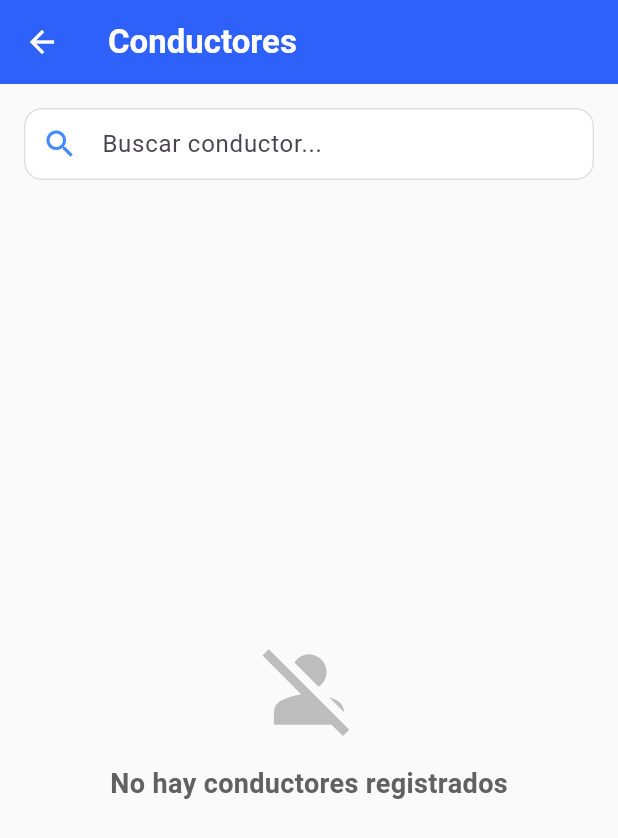
After one commit to L-S16/OPTIRUTAFINAL, a Flutter app: the AdminDashboardScreen screen opened directly, after a tap on an icon or button, on a phone screen of 412 x 824 dp. The commit adds this screen. Shown: the top 838 px of the screen. Run offline on Flutter 3.47's test engine with Material 3 defaults, Android fonts, the phone set to English and light mode, and no system bars; our stand-ins replace cloud_firestore, firebase_auth, firebase_core, geolocator, google_maps_flutter, signature; missing offline and left inert: flutter_polyline_points; accounts and stored records are empty.

Commit message:
feat(HUA-05): implementar listado de conductores y su estado

```diff
--- a/lib/screens/admin/admin_dashboard.dart
+++ b/lib/screens/admin/admin_dashboard.dart
@@ -1,8 +1,9 @@
 import 'package:flutter/material.dart';
+import 'package:cloud_firestore/cloud_firestore.dart';
 import 'login_admin_screen.dart';
-
 import 'rutas_screen.dart';
 import 'usuarios_screen.dart';
+import 'conductores_screen.dart';
 
 class AdminDashboardScreen extends StatelessWidget {
   const AdminDashboardScreen({super.key});
@@ -39,10 +40,24 @@ class AdminDashboardScreen extends StatelessWidget {
               valor: '15',
               icono: Icons.inventory,
             ),
-            const DashboardCard(
-              titulo: 'Conductores',
-              valor: '6',
-              icono: Icons.person,
+            StreamBuilder<QuerySnapshot>(
+              stream: FirebaseFirestore.instance.collection('conductores').snapshots(),
+              builder: (context, snapshot) {
+                final valor = snapshot.hasData ? snapshot.data!.docs.length.toString() : '...';
+                return DashboardCard(
+                  titulo: 'Conductores',
+                  valor: valor,
+                  icono: Icons.person,
+                  onTap: () {
+                    Navigator.push(
+                      context,
+                      MaterialPageRoute(
+                        builder: (context) => const ConductoresScreen(),
+                      ),
+                    );
+                  },
+                );
+              },
             ),
             DashboardCard(
               titulo: 'Rutas',
--- /dev/null
+++ b/lib/screens/admin/conductores_screen.dart
@@ -0,0 +1,245 @@
+import 'package:flutter/material.dart';
+import 'package:cloud_firestore/cloud_firestore.dart';
+
+class ConductoresScreen extends StatefulWidget {
+  const ConductoresScreen({super.key});
+
+  @override
+  State<ConductoresScreen> createState() => _ConductoresScreenState();
+}
+
+class _ConductoresScreenState extends State<ConductoresScreen> {
+  String _searchQuery = '';
+
+  @override
+  Widget build(BuildContext context) {
+    return Scaffold(
+      backgroundColor: Colors.grey[50],
+      appBar: AppBar(
+        title: const Text(
+          'Conductores',
+          style: TextStyle(fontWeight: FontWeight.bold, color: Colors.white),
+        ),
+        backgroundColor: Colors.blueAccent[700],
+        iconTheme: const IconThemeData(color: Colors.white),
+        elevation: 2,
+      ),
+      body: Column(
+        children: [
+          // Barra de búsqueda
+          Padding(
+            padding: const EdgeInsets.all(16.0),
+            child: TextField(
+              onChanged: (value) {
+                setState(() {
+                  _searchQuery = value.toLowerCase();
+                });
+              },
+              decoration: InputDecoration(
+                hintText: 'Buscar conductor...',
+                prefixIcon: const Icon(Icons.search, color: Colors.blueAccent),
+                filled: true,
+                fillColor: Colors.white,
+                contentPadding: const EdgeInsets.symmetric(vertical: 0, horizontal: 16),
+                border: OutlineInputBorder(
+                  borderRadius: BorderRadius.circular(12),
+                  borderSide: BorderSide(color: Colors.grey[300]!),
+                ),
+                enabledBorder: OutlineInputBorder(
+                  borderRadius: BorderRadius.circular(12),
+                  borderSide: BorderSide(color: Colors.grey[300]!),
+                ),
+                focusedBorder: OutlineInputBorder(
+                  borderRadius: BorderRadius.circular(12),
+                  borderSide: const BorderSide(color: Colors.blueAccent, width: 1.5),
+                ),
+              ),
+            ),
+          ),
+
+          Expanded(
+            child: StreamBuilder<QuerySnapshot>(
+              stream: FirebaseFirestore.instance.collection('usuarios').snapshots(),
+              builder: (context, usuariosSnapshot) {
+                // Crear un mapeo de estados de usuarios (Activo / Inactivo) por correo electrónico
+                final Map<String, bool> estadosPorCorreo = {};
+                if (usuariosSnapshot.hasData) {
+                  for (var doc in usuariosSnapshot.data!.docs) {
+                    final data = doc.data() as Map<String, dynamic>;
+                    final correo = data['correo']?.toString().toLowerCase().trim() ?? '';
+                    final estado = data['estado'] as bool? ?? true;
+                    if (correo.isNotEmpty) {
+                      estadosPorCorreo[correo] = estado;
+                    }
+                  }
+                }
+
+                return StreamBuilder<QuerySnapshot>(
+                  stream: FirebaseFirestore.instance.collection('conductores').snapshots(),
+                  builder: (context, conductoresSnapshot) {
+                    if (conductoresSnapshot.hasError) {
+                      return const Center(child: Text('Error al cargar la información de conductores.'));
+                    }
+
+                    if (conductoresSnapshot.connectionState == ConnectionState.waiting) {
+                      return const Center(child: CircularProgressIndicator());
+                    }
+
+                    final list = conductoresSnapshot.data?.docs ?? [];
+
+                    // Filtrar localmente según búsqueda
+                    final filteredList = list.where((doc) {
+                      final data = doc.data() as Map<String, dynamic>;
+                      final nombre = (data['nombre'] ?? '').toString().toLowerCase();
+                      final apellido = (data['apellido'] ?? '').toString().toLowerCase();
+                      final correo = (data['correo'] ?? '').toString().toLowerCase();
+                      final nombreCompleto = '$nombre $apellido';
+
+                      return nombreCompleto.contains(_searchQuery) || correo.contains(_searchQuery);
+                    }).toList();
+
+                    if (filteredList.isEmpty) {
+                      return Center(
+                        child: Column(
+                          mainAxisAlignment: MainAxisAlignment.center,
+                          children: [
+                            Icon(Icons.person_off, size: 70, color: Colors.grey[400]),
+                            const SizedBox(height: 15),
+                            Text(
+                              _searchQuery.isEmpty
+                                  ? 'No hay conductores registrados'
+                                  : 'No se encontraron resultados',
+                              style: TextStyle(
+                                  fontSize: 18,
+                                  fontWeight: FontWeight.bold,
+                                  color: Colors.grey[700],
+                              ),
+                            ),
+                          ],
+                        ),
+                      );
+                    }
+
+                    return ListView.builder(
+                      padding: const EdgeInsets.symmetric(horizontal: 16, vertical: 8),
+                      itemCount: filteredList.length,
+                      itemBuilder: (context, index) {
+                        final doc = filteredList[index];
+                        final data = doc.data() as Map<String, dynamic>;
+
+                        final nombre = data['nombre'] ?? '';
+                        final apellido = data['apellido'] ?? '';
+                        final nombreCompleto = '$nombre $apellido'.trim();
+                        final correo = data['correo'] ?? 'Sin correo';
+                        final telefono = data['telefono'] ?? 'Sin teléfono';
+                        final tipoLicencia = data['tipoLicencia'] ?? 'Sin licencia';
+
+                        // Validar estado cruzando correos (por defecto true si no está registrado en usuarios)
+                        final bool activo = estadosPorCorreo[correo.toString().toLowerCase().trim()] ?? true;
+
+                        return Card(
+                          elevation: 3,
+                          margin: const EdgeInsets.only(bottom: 12),
+                          shape: RoundedRectangleBorder(
+                            borderRadius: BorderRadius.circular(15),
+                          ),
+                          child: Padding(
+                            padding: const EdgeInsets.all(16.0),
+                            child: Row(
+                              children: [
+                                // Avatar lateral con color de estado
+                                CircleAvatar(
+                                  radius: 26,
+                                  backgroundColor: activo ? Colors.green[50] : Colors.grey[100],
+                                  child: Icon(
+                                    Icons.local_shipping,
+                                    color: activo ? Colors.green[700] : Colors.grey[600],
+                                    size: 26,
+                                  ),
+                                ),
+                                const SizedBox(width: 16),
+                                // Detalles
+                                Expanded(
+                                  child: Column(
+                                    crossAxisAlignment: CrossAxisAlignment.start,
+                                    children: [
+                                      Text(
+                                        nombreCompleto.isNotEmpty ? nombreCompleto : 'Conductor sin nombre',
+                                        style: TextStyle(
+                                          fontWeight: FontWeight.bold,
+                                          fontSize: 16,
+                                          color: activo ? Colors.black87 : Colors.grey[600],
+                                          decoration: activo ? null : TextDecoration.lineThrough,
+                                        ),
+                                      ),
+                                      const SizedBox(height: 6),
+                                      Row(
+                                        children: [
+                                          const Icon(Icons.email, size: 14, color: Colors.grey),
+                                          const SizedBox(width: 6),
+                                          Expanded(
+                                            child: Text(
+                                              correo,
+                                              style: TextStyle(fontSize: 12, color: Colors.grey[600]),
+                                              overflow: TextOverflow.ellipsis,
+                                            ),
+                                          ),
+                                        ],
+                                      ),
+                                      const SizedBox(height: 4),
+                                      Row(
+                                        children: [
+                                          const Icon(Icons.phone, size: 14, color: Colors.grey),
+                                          const SizedBox(width: 6),
+                                          Text(
+                                            telefono,
+                                            style: TextStyle(fontSize: 12, color: Colors.grey[600]),
+                                          ),
+                                        ],
+                                      ),
+                                      const SizedBox(height: 4),
+                                      Row(
+                                        children: [
+                                          const Icon(Icons.badge, size: 14, color: Colors.grey),
+                                          const SizedBox(width: 6),
+                                          Text(
+                                            'Licencia: $tipoLicencia',
+                                            style: TextStyle(fontSize: 12, color: Colors.grey[600]),
+                                          ),
+                                        ],
+                                      ),
+                                    ],
+                                  ),
+                                ),
+                                // Indicador de estado visual
+                                Container(
+                                  padding: const EdgeInsets.symmetric(horizontal: 8, vertical: 4),
+                                  decoration: BoxDecoration(
+                                    color: activo ? Colors.green[50] : Colors.grey[200],
+                                    borderRadius: BorderRadius.circular(8),
+                                  ),
+                                  child: Text(
+                                    activo ? 'Activo' : 'Inactivo',
+                                    style: TextStyle(
+                                      color: activo ? Colors.green[700] : Colors.grey[600],
+                                      fontWeight: FontWeight.bold,
+                                      fontSize: 10,
+                                    ),
+                                  ),
+                                ),
+                              ],
+                            ),
+                          ),
+                        );
+                      },
+                    );
+                  },
+                );
+              },
+            ),
+          ),
+        ],
+      ),
+    );
+  }
+}
```
